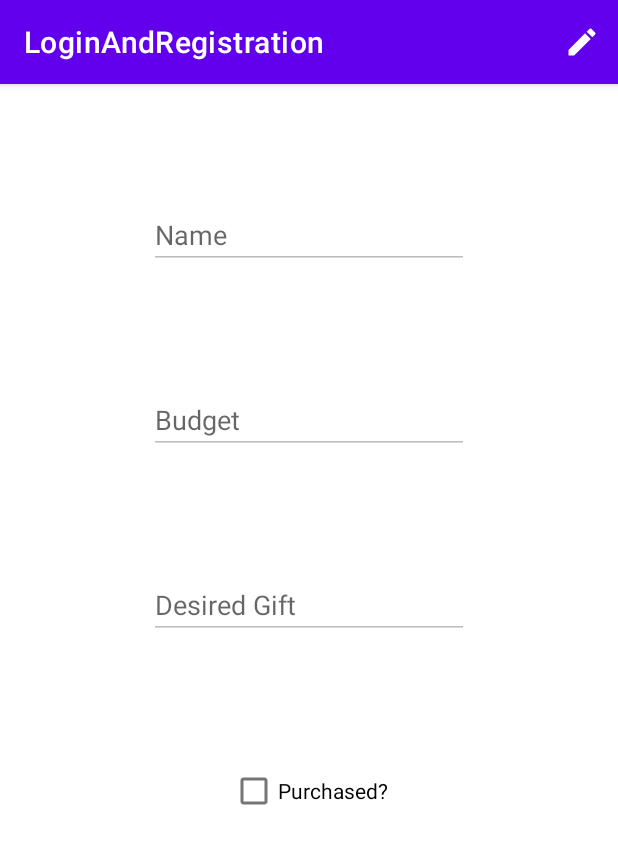
After one commit to Tarry-S/LoginAndRegistration, an Android app: the BirthdayDetailActivity screen opened directly, with no data from a screen before it, on a phone screen of 412 x 824 dp. The commit adds this screen. Shown: the top 844 px of the screen. Run offline under Robolectric (Android 15) with nearby library versions, the phone set to English and light mode, and no system bars.

Commit message:
Initial Commit

```diff
--- a/app/src/main/java/com/mistershorr/birthdaytracker/Person.kt
+++ b/app/src/main/java/com/mistershorr/birthdaytracker/Person.kt
@@ -7,7 +7,7 @@ import java.util.*
 data class Person(
     var name : String = "",
     var birthday : Date = Date(1646932068223),
-    var budget : Double = .99,
+    var budget : Int = 1,
     var desiredGift : String = "String",
     var previousGifts : List<String> = listOf(),
     var previousGiftsToMe : List<String> = listOf(),
--- /dev/null
+++ b/app/src/main/res/drawable/ic_baseline_edit_24.xml
@@ -0,0 +1,10 @@
+<vector xmlns:android="http://schemas.android.com/apk/res/android"
+    android:width="24dp"
+    android:height="24dp"
+    android:viewportWidth="24"
+    android:viewportHeight="24"
+    android:tint="?attr/colorControlNormal">
+  <path
+      android:fillColor="@android:color/white"
+      android:pathData="M3,17.25V21h3.75L17.81,9.94l-3.75,-3.75L3,17.25zM20.71,7.04c0.39,-0.39 0.39,-1.02 0,-1.41l-2.34,-2.34c-0.39,-0.39 -1.02,-0.39 -1.41,0l-1.83,1.83 3.75,3.75 1.83,-1.83z"/>
+</vector>
--- /dev/null
+++ b/app/src/main/res/layout/activity_birthday_detail.xml
@@ -0,0 +1,95 @@
+<?xml version="1.0" encoding="utf-8"?>
+<androidx.constraintlayout.widget.ConstraintLayout xmlns:android="http://schemas.android.com/apk/res/android"
+    xmlns:app="http://schemas.android.com/apk/res-auto"
+    xmlns:tools="http://schemas.android.com/tools"
+    android:layout_width="match_parent"
+    android:layout_height="match_parent"
+    tools:context=".BirthdayDetailActivity">
+
+    <CheckBox
+        android:id="@+id/checkBox_birthdayDetail_giftBought"
+        android:layout_width="wrap_content"
+        android:layout_height="wrap_content"
+        android:text="Purchased?"
+        app:layout_constraintBottom_toTopOf="@+id/textView_birthdayDetail_birthdate"
+        app:layout_constraintEnd_toEndOf="parent"
+        app:layout_constraintHorizontal_bias="0.5"
+        app:layout_constraintStart_toStartOf="parent"
+        app:layout_constraintTop_toBottomOf="@+id/editText_birthdayDetail_desiredGift" />
+
+    <EditText
+        android:id="@+id/editText_birthdayDetail_budget"
+        android:layout_width="wrap_content"
+        android:layout_height="wrap_content"
+        android:ems="10"
+        android:enabled="false"
+        android:hint="Budget"
+        android:inputType="none"
+        app:layout_constraintBottom_toTopOf="@+id/editText_birthdayDetail_desiredGift"
+        app:layout_constraintEnd_toEndOf="parent"
+        app:layout_constraintHorizontal_bias="0.5"
+        app:layout_constraintStart_toStartOf="parent"
+        app:layout_constraintTop_toBottomOf="@+id/editText_birthdayDetail_name"
+        tools:ignore="TouchTargetSizeCheck" />
+
+    <EditText
+        android:id="@+id/editText_birthdayDetail_desiredGift"
+        android:layout_width="wrap_content"
+        android:layout_height="wrap_content"
+        android:ems="10"
+        android:enabled="false"
+        android:hint="Desired Gift"
+        android:inputType="none"
+        app:layout_constraintBottom_toTopOf="@+id/checkBox_birthdayDetail_giftBought"
+        app:layout_constraintEnd_toEndOf="parent"
+        app:layout_constraintHorizontal_bias="0.5"
+        app:layout_constraintStart_toStartOf="parent"
+        app:layout_constraintTop_toBottomOf="@+id/editText_birthdayDetail_budget"
+        tools:ignore="TouchTargetSizeCheck" />
+
+    <EditText
+        android:id="@+id/editText_birthdayDetail_name"
+        android:layout_width="wrap_content"
+        android:layout_height="wrap_content"
+        android:ems="10"
+        android:enabled="false"
+        android:hint="Name"
+        android:inputType="none"
+        app:layout_constraintBottom_toTopOf="@+id/editText_birthdayDetail_budget"
+        app:layout_constraintEnd_toEndOf="parent"
+        app:layout_constraintHorizontal_bias="0.5"
+        app:layout_constraintStart_toStartOf="parent"
+        app:layout_constraintTop_toTopOf="parent"
+        tools:ignore="TouchTargetSizeCheck" />
+
+    <TextView
+        android:id="@+id/textView_birthdayDetail_birthdate"
+        android:layout_width="wrap_content"
+        android:layout_height="wrap_content"
+        app:layout_constraintBottom_toTopOf="@+id/textView_birthdayDetail_daysUntil"
+        app:layout_constraintEnd_toEndOf="parent"
+        app:layout_constraintHorizontal_bias="0.5"
+        app:layout_constraintStart_toStartOf="parent"
+        app:layout_constraintTop_toBottomOf="@+id/checkBox_birthdayDetail_giftBought"
+        tools:text="Birthdate" />
+
+    <TextView
+        android:id="@+id/textView_birthdayDetail_daysUntil"
+        android:layout_width="wrap_content"
+        android:layout_height="wrap_content"
+        app:layout_constraintBottom_toBottomOf="parent"
+        app:layout_constraintEnd_toEndOf="parent"
+        app:layout_constraintHorizontal_bias="0.5"
+        app:layout_constraintStart_toStartOf="parent"
+        app:layout_constraintTop_toBottomOf="@+id/textView_birthdayDetail_birthdate"
+        tools:text="Calculated Days Until Birthday" />
+
+    <Button
+        android:id="@+id/button_birthdayDetail_save"
+        android:layout_width="wrap_content"
+        android:layout_height="wrap_content"
+        android:text="Save"
+        android:visibility="gone"
+        app:layout_constraintBottom_toBottomOf="parent"
+        app:layout_constraintEnd_toEndOf="parent" />
+</androidx.constraintlayout.widget.ConstraintLayout>
--- /dev/null
+++ b/app/src/main/res/menu/menu_birthday_detail.xml
@@ -0,0 +1,10 @@
+<?xml version="1.0" encoding="utf-8"?>
+<menu xmlns:app="http://schemas.android.com/apk/res-auto"
+    xmlns:android="http://schemas.android.com/apk/res/android">
+
+    <item
+        android:icon="@drawable/ic_baseline_edit_24"
+        android:title="Edit Person"
+        android:id="@+id/menu_item_birthday_detail_edit"
+        app:showAsAction="always"/>
+</menu>
```
Also changed, not shown: app/src/main/AndroidManifest.xml (+10 -1 lines), app/src/main/java/com/mistershorr/birthdaytracker/BirthdayAdapter.kt (added, +73 -0 lines), app/src/main/java/com/mistershorr/birthdaytracker/BirthdayDetailActivity.kt (added, +100 -0 lines), app/src/main/java/com/mistershorr/birthdaytracker/BirthdayListActivity.kt (+46 -1 lines), app/src/main/java/com/mistershorr/birthdaytracker/LoginActivity.kt (+7 -0 lines), app/src/main/res/layout/activity_birthday_list.xml (added, +17 -0 lines), app/src/main/res/layout/item_birthday.xml (added, +39 -0 lines).
